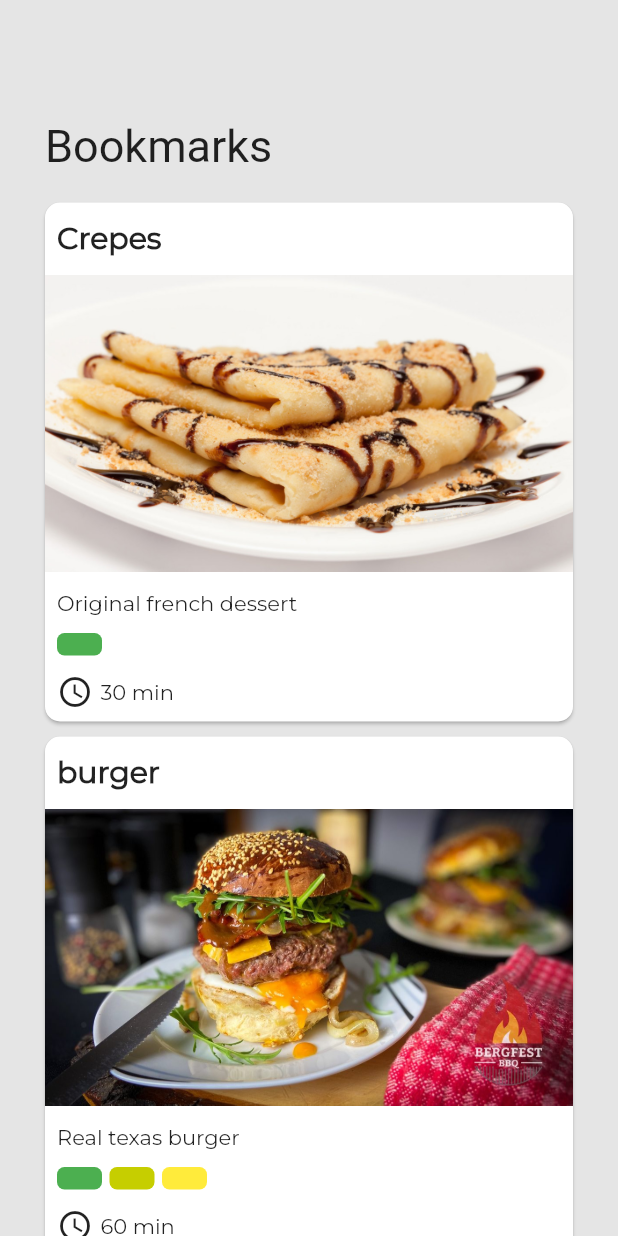
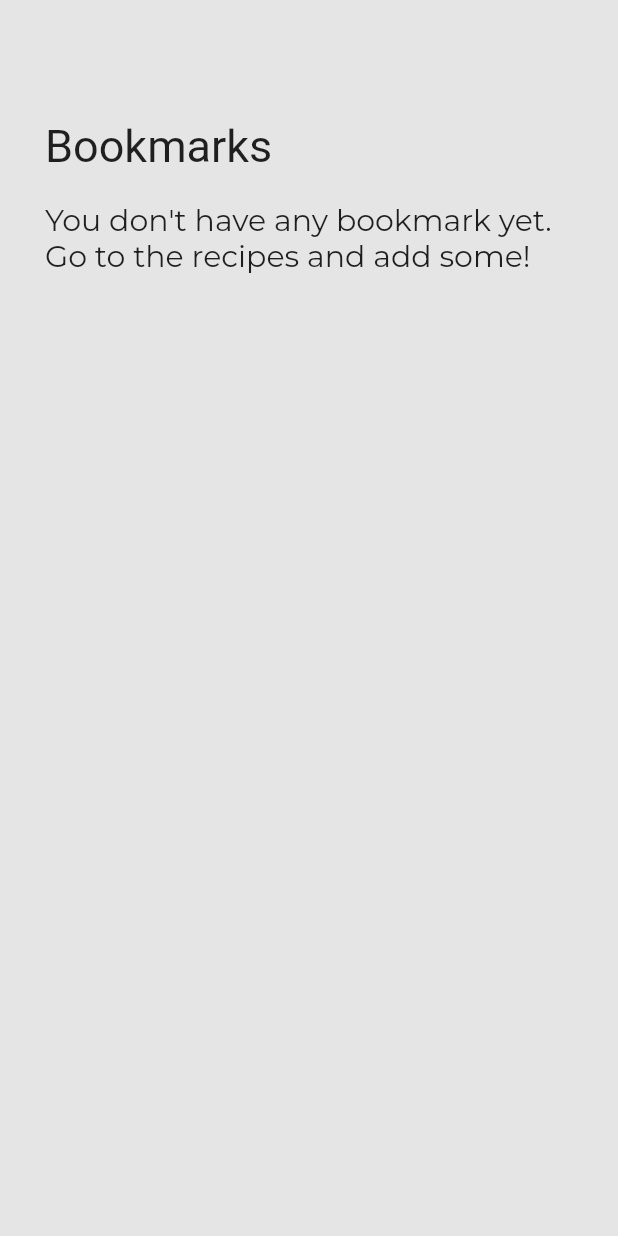
Before and after one commit to lintenn/GrateMate, a Flutter app: the Bookmark screen opened directly, on a phone screen of 412 x 824 dp. Run offline on Flutter 3.47's test engine with Material 2 defaults, Android fonts, the phone set to English and light mode, and no system bars; our stand-ins replace font_awesome_flutter, tuple; missing offline and left inert: material_dialogs; network calls fail; Roboto replaces fonts that are missing (MontserratExtraBold); statements that could not run were skipped; project files that could hold a hidden picture were left out.

Commit message:
Bookmarks work

```diff
--- a/grate_mate/lib/models/user.dart
+++ b/grate_mate/lib/models/user.dart
@@ -1,3 +1,4 @@
+import 'package:grate_mate/models/recipe.dart';
 import 'package:tuple/tuple.dart';
 
 import 'ingredient.dart';
@@ -13,6 +14,7 @@ class User {
   String phoneNumber;
   DateTime birthDate;
   List<Tuple2<Ingredient,int>> shoppingList;
+  List<Recipe> bookmarks;
 
   User({
     required this.id,
@@ -24,7 +26,7 @@ class User {
     this.profilePhotoUrl = '',
     this.phoneNumber = '',
     DateTime? dateOfBirth,
-  }) :shoppingList = [], birthDate = dateOfBirth ?? DateTime(0);
+  }) :shoppingList = [], bookmarks = [], birthDate = dateOfBirth ?? DateTime(0);
 
 
 }
--- a/grate_mate/lib/screens/bookmarks_screen.dart
+++ b/grate_mate/lib/screens/bookmarks_screen.dart
@@ -1,6 +1,7 @@
 import 'package:flutter/material.dart';
 import '../global_information//globalRecipes.dart' as globalRecipes;
 import '../global_information/colors_palette.dart';
+import 'package:grate_mate/global_information/global_users.dart' as Users;
 
 class Bookmark extends StatefulWidget {
   const Bookmark({Key? key}) : super(key: key);
@@ -143,8 +144,6 @@ class _BookmarkState extends State<Bookmark> {
         margin: const EdgeInsets.fromLTRB(20.0, 60.0, 20.0, 0.0),
         child: Column(
           children: <Widget>[
-            Column(
-              children: [
             Padding(
               padding: EdgeInsets.fromLTRB(10, 20, 10, 10),
               child: Row(
@@ -161,15 +160,57 @@ class _BookmarkState extends State<Bookmark> {
                 ],
               ),
             ),
+            Users.isLogged?
+              Users.userLogged.bookmarks.isEmpty?
+            Padding(
+              padding: EdgeInsets.fromLTRB(10, 10, 10, 10),
+              child: Row(
+                children: [
+                  Flexible(
+                    child: Column(
+                      children: const [
+                        Text(
+                          'You don\'t have any bookmark yet. Go to the recipes and add some!',
+                          style: TextStyle(
+                            fontSize: 20,
+                            fontFamily: 'Montserrat',
+                            //color: GrateMate.darkGrateMate
+                          ),
+                        ),
                       ],
                     ),
+                  ),
+                ],
+              ),
+            )
+                :
             Flexible(
               child: ListView.builder(
                 padding: const EdgeInsets.fromLTRB(0, 10, 0, 0),
-                itemCount: globalRecipes.recipes.length,
+                itemCount: Users.userLogged.bookmarks.length,
                 itemBuilder: (context, index) {
-                  return recipeCard(globalRecipes.recipes[index]);
+                  return recipeCard(Users.userLogged.bookmarks[index]);
                 },
+              ),
+            )
+                :
+            Padding(
+              padding: EdgeInsets.fromLTRB(10, 10, 10, 10),
+              child: Row(
+                children: [
+                  Column(
+                    children: const [
+                      Text(
+                        'Log in to have bookmarks',
+                        style: TextStyle(
+                          fontSize: 20,
+                          fontFamily: 'Montserrat',
+                          //color: GrateMate.darkGrateMate
+                        ),
+                      ),
+                    ],
+                  ),
+                ],
               ),
             ),
           ],
--- a/grate_mate/lib/screens/recipe_screen.dart
+++ b/grate_mate/lib/screens/recipe_screen.dart
@@ -84,9 +84,16 @@ class _RecipeScreenState extends State<RecipeScreen> with SingleTickerProviderSt
         ),
         actions: <Widget>[
           IconButton(
-            icon: const Icon(Icons.bookmark),
+            icon: Users.userLogged.bookmarks.contains(recipe) ? const Icon(Icons.bookmark) : const Icon(Icons.bookmark_border),
             onPressed: () {
               // Save recipe to bookmarks
+              setState(() {
+                if (Users.userLogged.bookmarks.contains(recipe)) {
+                  Users.userLogged.bookmarks.remove(recipe);
+                } else {
+                  Users.userLogged.bookmarks.add(recipe);
+                }
+              });
             },
           ),
         ],
--- a/grate_mate/lib/screens/shoppingList_screen.dart
+++ b/grate_mate/lib/screens/shoppingList_screen.dart
@@ -63,7 +63,7 @@ class _ShoppingListState extends State<ShoppingList> {
                         child: Column(
                           children: const [
                             Text(
-                              'Your shopping list is empty. Go to a recipe to add some ingredients',
+                              'Your shopping list is empty. Go to a recipe to add some ingredients!',
                               style: TextStyle(
                                 fontSize: 20,
                                 fontFamily: 'Montserrat',
```
Lines whose indentation alone changed are shown as unchanged.
